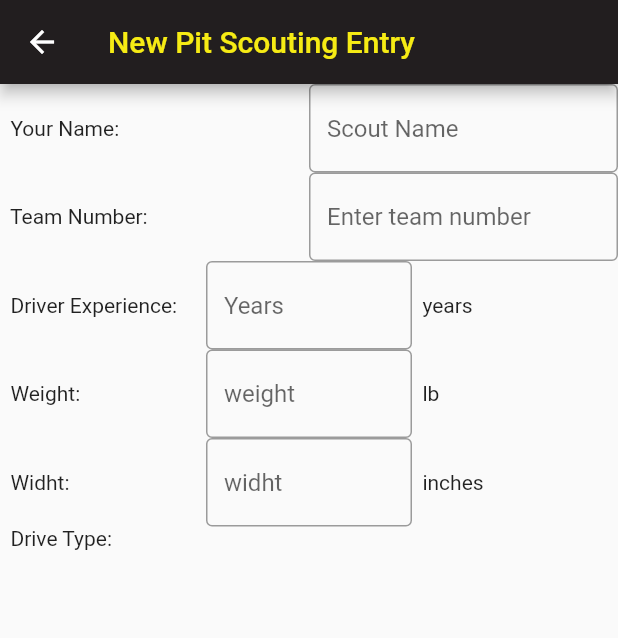
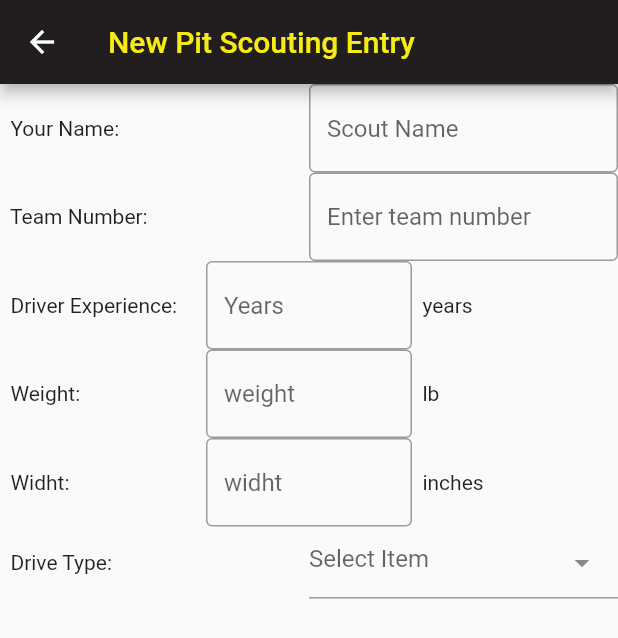
Before and after one commit to samp42/TechScout2023, a Flutter app: the PitScoutingEntry screen opened directly, on a phone screen of 412 x 824 dp. Shown: the top 638 px of the screen. Run offline on Flutter 3.47's test engine with Material 2 defaults, Android fonts, the light colour scheme and no system bars; drawn by our look-alikes of dropdown_textfield; project files that could hold a hidden picture were left out.

Commit message:
Added dropdown option selector for pit_scouting_entry

```diff
--- a/Scout/lib/views/pit_scouting/pit_scouting_entry.dart
+++ b/Scout/lib/views/pit_scouting/pit_scouting_entry.dart
@@ -1,5 +1,6 @@
 import 'package:flutter/material.dart';
 import 'package:scout/theme.dart';
+import 'package:dropdown_textfield/dropdown_textfield.dart';
 
 class PitScoutingEntry extends StatelessWidget {
   const PitScoutingEntry({Key? key}) : super(key: key);
@@ -68,7 +69,13 @@ class PitScoutingEntry extends StatelessWidget {
             ]),
             Row(children: const <Widget>[
               Expanded(child: Text('  Drive Type:  ')),
-            ])
+              Expanded(
+                  child: DropDownTextField(dropDownList: const [
+                DropDownValueModel(name: 'Swerve', value: 'Swerve'),
+                DropDownValueModel(name: 'Tank', value: 'Tank'),
+                DropDownValueModel(name: 'Other', value: 'Other')
+              ]))
+            ]),
             /*   Scrollbar(
               thumbVisibility: false,
               controller: _scrollController,
--- a/Scout/pubspec.yaml
+++ b/Scout/pubspec.yaml
@@ -35,6 +35,7 @@ dependencies:
   # The following adds the Cupertino Icons font to your application.
   # Use with the CupertinoIcons class for iOS style icons.
   cupertino_icons: ^1.0.2
+  dropdown_textfield: ^1.0.8
 
 dev_dependencies:
   flutter_test:
```
Also changed, not shown: Scout/pubspec.lock.
